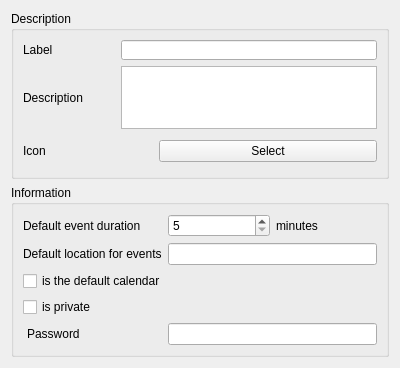
This is libs/calendar/usercalendar_editor_widget.ui in FreeHealth/freehealth as Qt 5 draws it before an edit. The edited form follows.
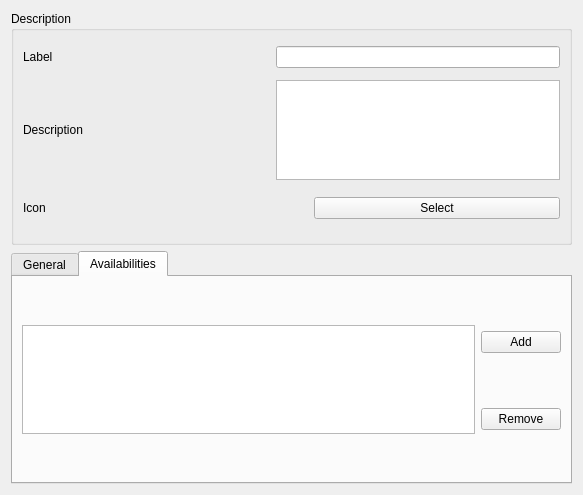
This is the edited form. The open tabs and pages were chosen to show the change.

Commit message: Calendar/Agenda: - UserCalendar editor widget - UserCalendar DayAvailability (hours of availability in days for the user calendar) - NEEDS A DATABASE UPDATE (delete agenda.db)

What changed in the file:
```diff
--- a/libs/calendar/usercalendar_editor_widget.ui
+++ b/libs/calendar/usercalendar_editor_widget.ui
@@ -6,8 +6,8 @@
    <rect>
     <x>0</x>
     <y>0</y>
-    <width>400</width>
-    <height>368</height>
+    <width>583</width>
+    <height>495</height>
    </rect>
   </property>
   <property name="windowTitle">
@@ -118,10 +118,14 @@
     </widget>
    </item>
    <item row="1" column="0">
-    <widget class="QGroupBox" name="groupBox_2">
-     <property name="title">
-      <string>Information</string>
+    <widget class="QTabWidget" name="tabWidget">
+     <property name="currentIndex">
+      <number>0</number>
      </property>
+     <widget class="QWidget" name="tab">
+      <attribute name="title">
+       <string>General</string>
+      </attribute>
      <layout class="QGridLayout" name="gridLayout_2">
       <item row="2" column="0" colspan="3">
        <widget class="QCheckBox" name="isDefaultCheck">
@@ -187,7 +191,59 @@
       <item row="1" column="1" colspan="2">
        <widget class="QLineEdit" name="defaultLocation"/>
       </item>
-     </layout>
+       <item row="2" column="0" colspan="3">
+        <widget class="QCheckBox" name="isDefaultCheck">
+         <property name="text">
+          <string>is the default calendar</string>
+         </property>
+        </widget>
+       </item>
+       <item row="3" column="0" colspan="3">
+        <widget class="QCheckBox" name="isPrivateCheck">
+         <property name="text">
+          <string>is private</string>
+         </property>
+        </widget>
+       </item>
+       <item row="4" column="0">
+        <widget class="QLabel" name="label_4">
+         <property name="text">
+          <string>Password</string>
+         </property>
+         <property name="indent">
+          <number>4</number>
+         </property>
+        </widget>
+       </item>
+       <item row="4" column="1" colspan="2">
+        <widget class="QLineEdit" name="password"/>
+       </item>
+      </layout>
+     </widget>
+     <widget class="QWidget" name="tab_2">
+      <attribute name="title">
+       <string>Availabilities</string>
+      </attribute>
+      <layout class="QGridLayout" name="gridLayout_4">
+       <item row="0" column="0" rowspan="2">
+        <widget class="QTreeView" name="availabilityView"/>
+       </item>
+       <item row="0" column="1">
+        <widget class="QPushButton" name="pushButton">
+         <property name="text">
+          <string>Add</string>
+         </property>
+        </widget>
+       </item>
+       <item row="1" column="1">
+        <widget class="QPushButton" name="pushButton_2">
+         <property name="text">
+          <string>Remove</string>
+         </property>
+        </widget>
+       </item>
+      </layout>
+     </widget>
     </widget>
    </item>
   </layout>
```
Left out of the diff: 27 changed lines with no effect on the pictures. Lines whose indentation alone changed are shown as unchanged. The commit also changes 11 other files.
